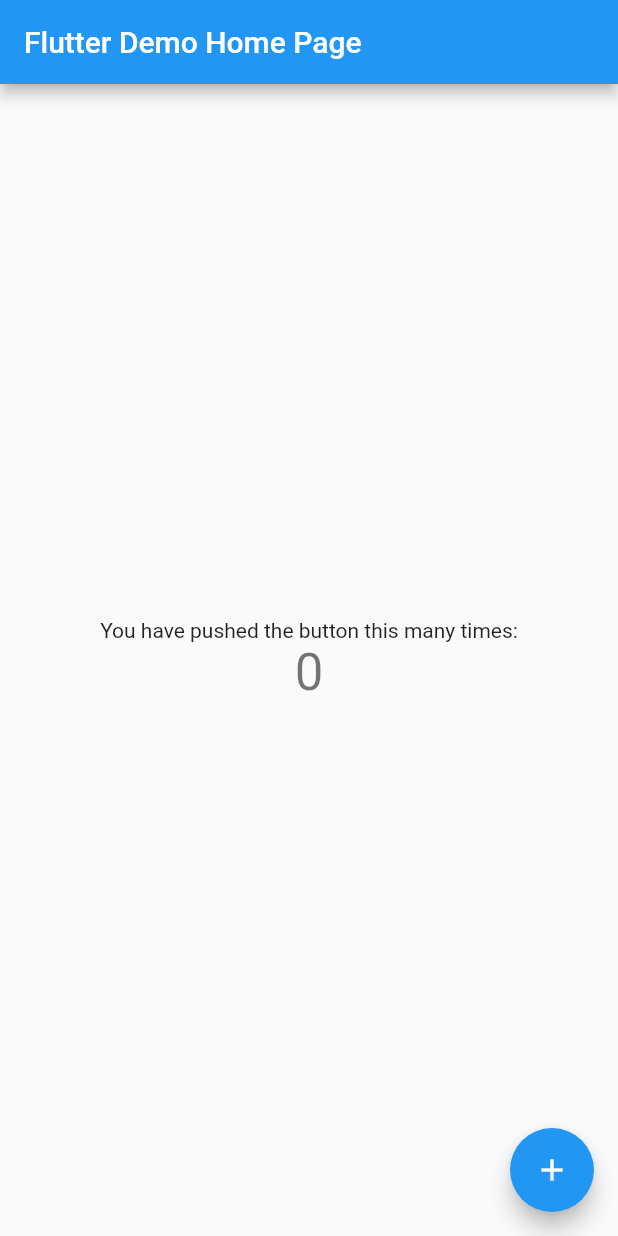
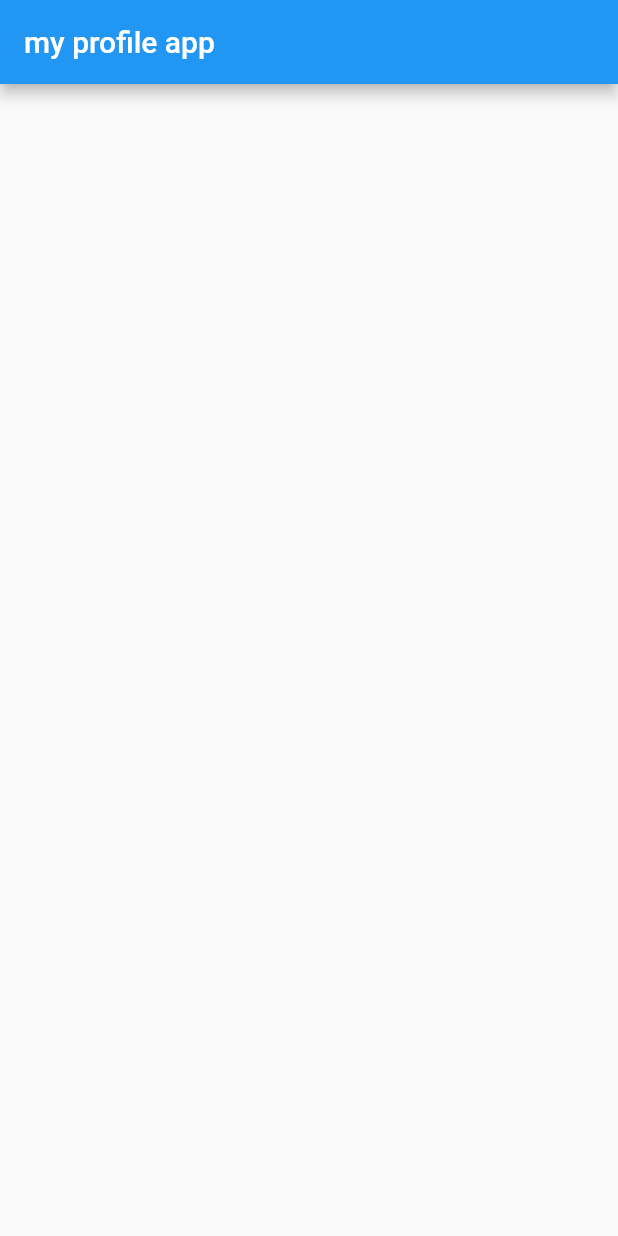
Before and after one commit to duktar210143/Flutter_exercise, a Flutter app: the screen it shows after launch, on a phone screen of 412 x 824 dp. Run offline on Flutter 3.47's test engine with Material 2 defaults, Android fonts, the phone set to English and light mode, and no system bars.

Commit message:
Mar 28 8am

```diff
--- a/lib/main.dart
+++ b/lib/main.dart
@@ -1,115 +1,12 @@
 import 'package:flutter/material.dart';
 
 void main() {
-  runApp(const MyApp());
+  runApp(MaterialApp(
+    title: 'profile',
+    home: Scaffold(
+      appBar: AppBar(
+        title: Text("my profile app"),
+      ),
+    ),
+  ));
 }
-
-class MyApp extends StatelessWidget {
-  const MyApp({super.key});
-
-  // This widget is the root of your application.
-  @override
-  Widget build(BuildContext context) {
-    return MaterialApp(
-      title: 'Flutter Demo',
-      theme: ThemeData(
-        // This is the theme of your application.
-        //
-        // Try running your application with "flutter run". You'll see the
-        // application has a blue toolbar. Then, without quitting the app, try
-        // changing the primarySwatch below to Colors.green and then invoke
-        // "hot reload" (press "r" in the console where you ran "flutter run",
-        // or simply save your changes to "hot reload" in a Flutter IDE).
-        // Notice that the counter didn't reset back to zero; the application
-        // is not restarted.
-        primarySwatch: Colors.blue,
-      ),
-      home: const MyHomePage(title: 'Flutter Demo Home Page'),
-    );
-  }
-}
-
-class MyHomePage extends StatefulWidget {
-  const MyHomePage({super.key, required this.title});
-
-  // This widget is the home page of your application. It is stateful, meaning
-  // that it has a State object (defined below) that contains fields that affect
-  // how it looks.
-
-  // This class is the configuration for the state. It holds the values (in this
-  // case the title) provided by the parent (in this case the App widget) and
-  // used by the build method of the State. Fields in a Widget subclass are
-  // always marked "final".
-
-  final String title;
-
-  @override
-  State<MyHomePage> createState() => _MyHomePageState();
-}
-
-class _MyHomePageState extends State<MyHomePage> {
-  int _counter = 0;
-
-  void _incrementCounter() {
-    setState(() {
-      // This call to setState tells the Flutter framework that something has
-      // changed in this State, which causes it to rerun the build method below
-      // so that the display can reflect the updated values. If we changed
-      // _counter without calling setState(), then the build method would not be
-      // called again, and so nothing would appear to happen.
-      _counter++;
-    });
-  }
-
-  @override
-  Widget build(BuildContext context) {
-    // This method is rerun every time setState is called, for instance as done
-    // by the _incrementCounter method above.
-    //
-    // The Flutter framework has been optimized to make rerunning build methods
-    // fast, so that you can just rebuild anything that needs updating rather
-    // than having to individually change instances of widgets.
-    return Scaffold(
-      appBar: AppBar(
-        // Here we take the value from the MyHomePage object that was created by
-        // the App.build method, and use it to set our appbar title.
-        title: Text(widget.title),
-      ),
-      body: Center(
-        // Center is a layout widget. It takes a single child and positions it
-        // in the middle of the parent.
-        child: Column(
-          // Column is also a layout widget. It takes a list of children and
-          // arranges them vertically. By default, it sizes itself to fit its
-          // children horizontally, and tries to be as tall as its parent.
-          //
-          // Invoke "debug painting" (press "p" in the console, choose the
-          // "Toggle Debug Paint" action from the Flutter Inspector in Android
-          // Studio, or the "Toggle Debug Paint" command in Visual Studio Code)
-          // to see the wireframe for each widget.
-          //
-          // Column has various properties to control how it sizes itself and
-          // how it positions its children. Here we use mainAxisAlignment to
-          // center the children vertically; the main axis here is the vertical
-          // axis because Columns are vertical (the cross axis would be
-          // horizontal).
-          mainAxisAlignment: MainAxisAlignment.center,
-          children: <Widget>[
-            const Text(
-              'You have pushed the button this many times:',
-            ),
-            Text(
-              '$_counter',
-              style: Theme.of(context).textTheme.headlineMedium,
-            ),
-          ],
-        ),
-      ),
-      floatingActionButton: FloatingActionButton(
-        onPressed: _incrementCounter,
-        tooltip: 'Increment',
-        child: const Icon(Icons.add),
-      ), // This trailing comma makes auto-formatting nicer for build methods.
-    );
-  }
-}
```
Also changed, not shown: 1 other file.
